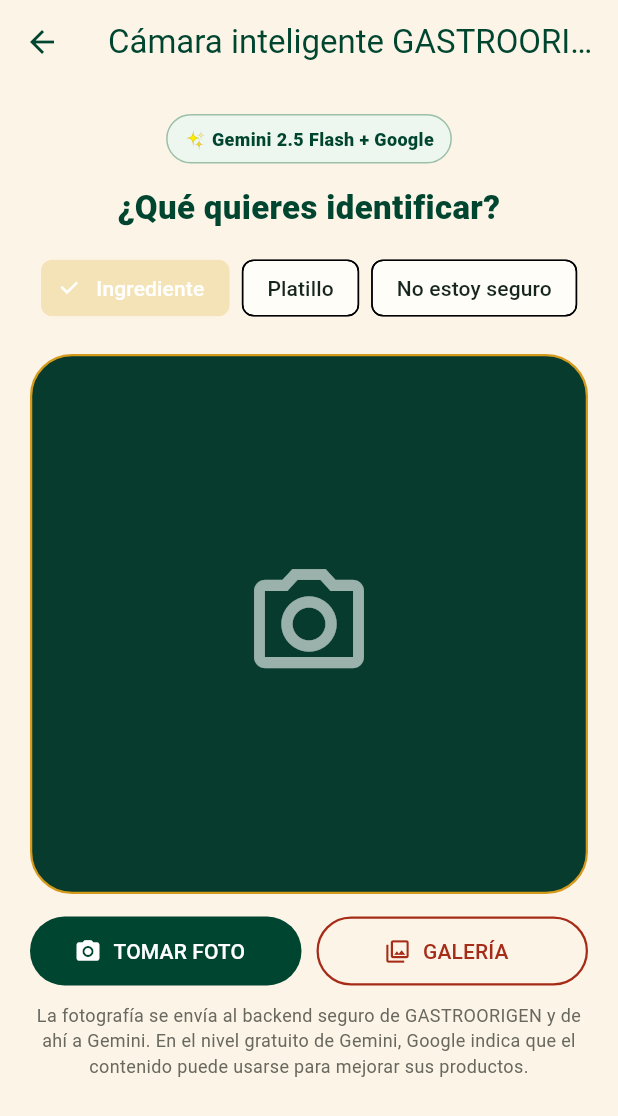
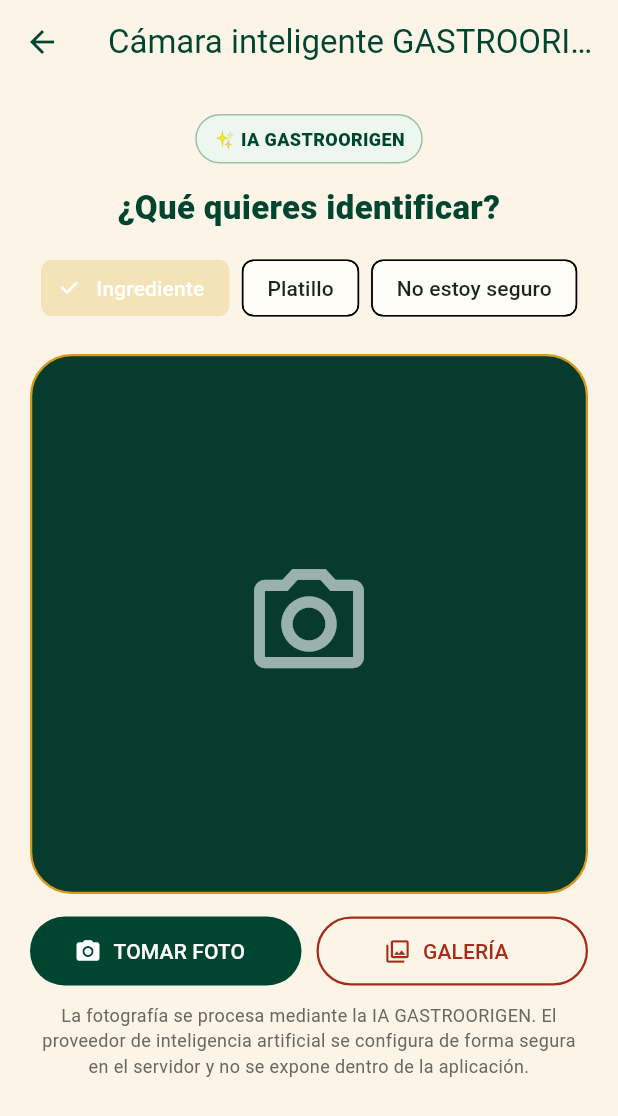
Before and after one commit to GASTROORIGEN/gastroorigen-app, a Flutter app: the ScannerScreen screen opened directly, on a phone screen of 412 x 824 dp. Shown: the top 1116 px of the screen. Run offline on Flutter 3.47's test engine with Material 3 defaults, Android fonts, the phone set to English and light mode, and no system bars; our stand-ins replace image_picker; project files that could hold a hidden picture were left out.

Commit message:
Oculta proveedor de IA en la app movil

```diff
--- a/lib/screens/scanner_screen.dart
+++ b/lib/screens/scanner_screen.dart
@@ -96,7 +96,7 @@
       final data = jsonDecode(response.body) as Map<String, dynamic>;
       if (response.statusCode < 200 || response.statusCode >= 300) {
         throw Exception(
-          data['detail'] ?? data['error'] ?? 'Gemini no pudo analizar la fotografía.',
+          data['detail'] ?? data['error'] ?? 'La IA GASTROORIGEN no pudo analizar la fotografía.',
         );
       }
 
@@ -227,7 +227,7 @@
                     borderRadius: BorderRadius.circular(999),
                   ),
                   child: const Text(
-                    '✨ Gemini 2.5 Flash + Google',
+                    '✨ IA GASTROORIGEN',
                     style: TextStyle(
                       color: Color(0xFF00452F),
                       fontSize: 12,
@@ -296,7 +296,7 @@
                               ),
                               child: Text(
                                 _analyzing
-                                    ? 'Gemini está analizando…'
+                                    ? 'IA GASTROORIGEN está analizando…'
                                     : r != null
                                         ? '${r['name'] ?? 'Resultado'} · ${r['confidence'] ?? 0}%'
                                         : 'Fotografía lista',
@@ -339,7 +339,7 @@
                 const LinearProgressIndicator(),
                 const SizedBox(height: 8),
                 const Text(
-                  'Gemini + Google están identificando la fotografía y construyendo la ficha…',
+                  'La IA GASTROORIGEN está identificando la fotografía y construyendo la ficha…',
                   textAlign: TextAlign.center,
                 ),
               ],
@@ -364,7 +364,7 @@
                   ),
                   onPressed: _analyzing ? null : _analyze,
                   icon: const Icon(Icons.refresh_rounded),
-                  label: const Text('REINTENTAR CON GEMINI'),
+                  label: const Text('REINTENTAR ANÁLISIS'),
                 ),
               ],
               if (r != null) ...[
@@ -454,7 +454,7 @@
                         const SizedBox(height: 16),
                         const Divider(),
                         const Text(
-                          'Fuentes encontradas con Google',
+                          'Fuentes consultadas',
                           style: TextStyle(
                             color: Color(0xFF00452F),
                             fontWeight: FontWeight.w800,
@@ -486,7 +486,7 @@
               ],
               const SizedBox(height: 10),
               const Text(
-                'La fotografía se envía al backend seguro de GASTROORIGEN y de ahí a Gemini. En el nivel gratuito de Gemini, Google indica que el contenido puede usarse para mejorar sus productos.',
+                'La fotografía se procesa mediante la IA GASTROORIGEN. El proveedor de inteligencia artificial se configura de forma segura en el servidor y no se expone dentro de la aplicación.',
                 textAlign: TextAlign.center,
                 style: TextStyle(
                   color: Color(0xFF69685F),
```
